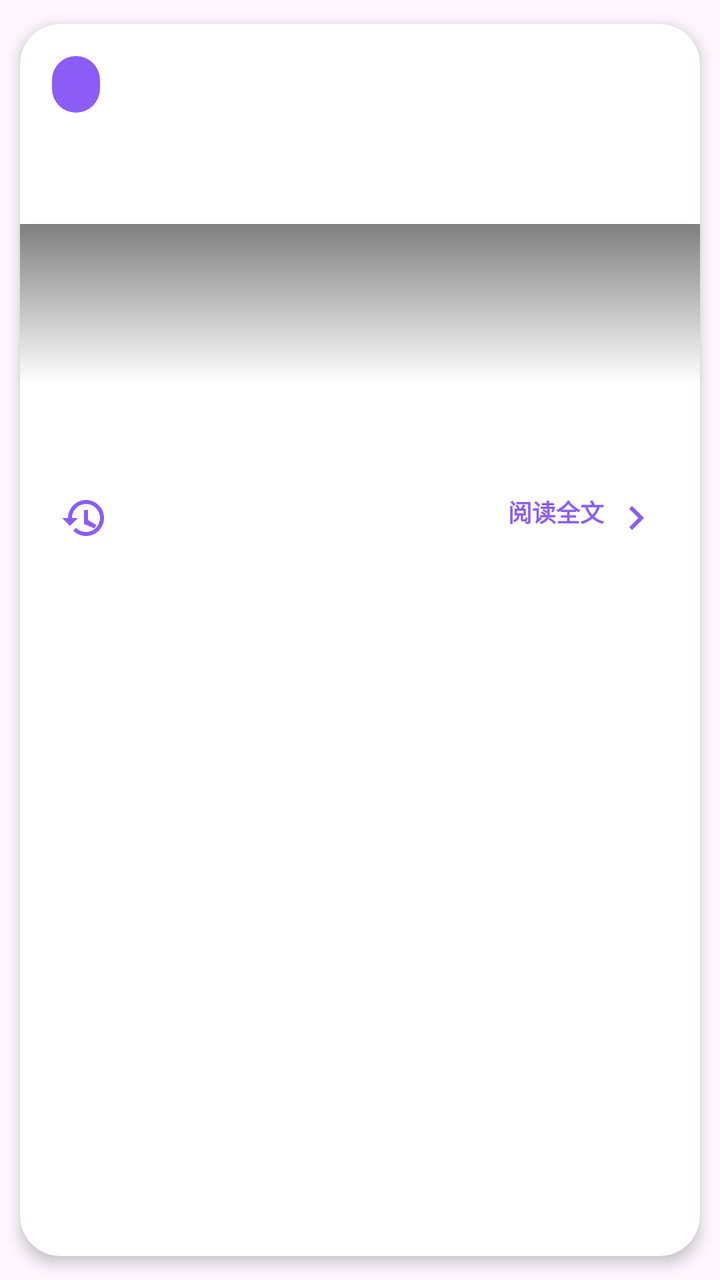
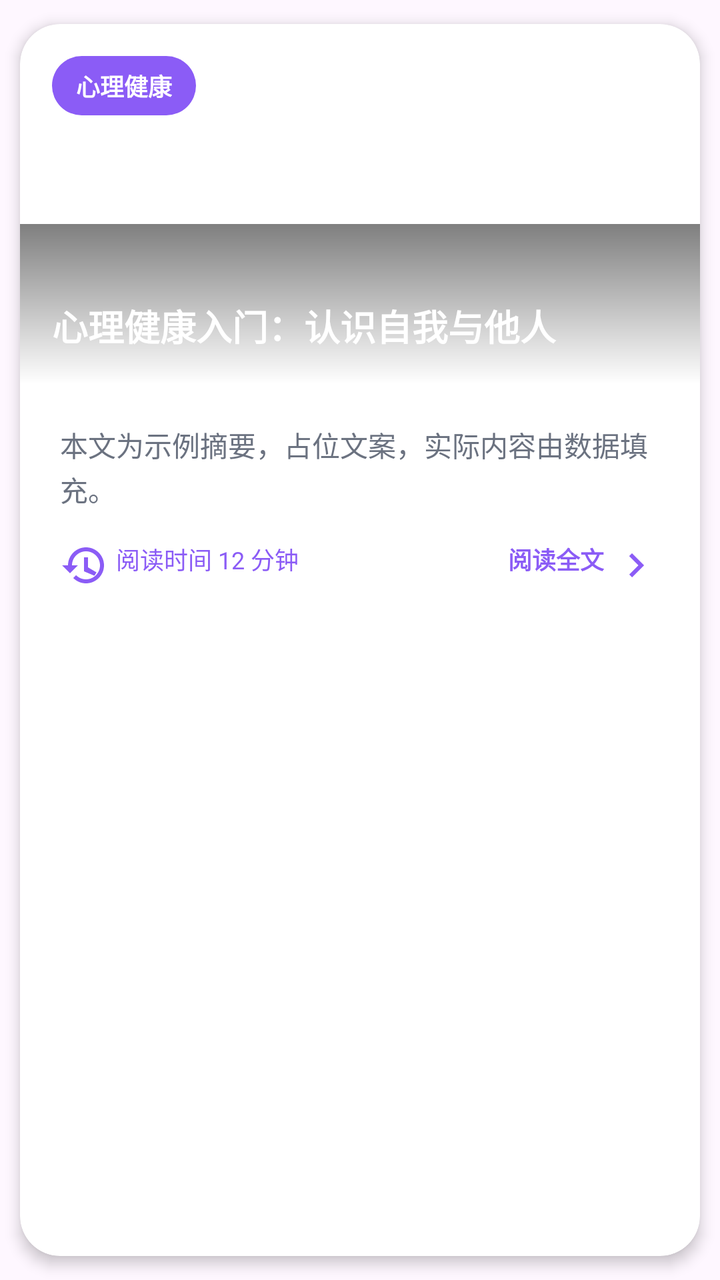

Compare the two renders of this Android layout. The source of the first and the diff that turns it into the second are given below.
<!-- AndroidManifest.xml: application theme Theme.Xinqiao -->
<!-- res/layout/item_article_new.xml -->
<?xml version="1.0" encoding="utf-8"?>
<androidx.cardview.widget.CardView xmlns:android="http://schemas.android.com/apk/res/android"
    xmlns:app="http://schemas.android.com/apk/res-auto"
    android:layout_width="match_parent"
    android:layout_height="wrap_content"
    android:layout_marginTop="12dp"
    android:layout_marginBottom="8dp"
    android:foreground="?attr/selectableItemBackground"
    app:cardUseCompatPadding="true"
    app:cardCornerRadius="20dp"
    app:cardElevation="4dp">

    <LinearLayout
        android:layout_width="match_parent"
        android:layout_height="wrap_content"
        android:orientation="vertical">

        
        <FrameLayout
            android:layout_width="match_parent"
            android:layout_height="180dp">

            <ImageView
                android:id="@+id/iv_article_image"
                android:layout_width="match_parent"
                android:layout_height="match_parent"
                android:scaleType="centerCrop"
                android:background="#E0E7FF"
                android:visibility="gone" />

            
            <View
                android:layout_width="match_parent"
                android:layout_height="80dp"
                android:layout_gravity="bottom"
                android:background="@drawable/bg_gradient_overlay" />

            
            <TextView
                android:id="@+id/tv_article_category"
                android:layout_width="wrap_content"
                android:layout_height="wrap_content"
                android:layout_gravity="top|start"
                android:layout_margin="16dp"
                android:paddingLeft="12dp"
                android:paddingRight="12dp"
                android:paddingTop="6dp"
                android:paddingBottom="6dp"
                android:textColor="#FFFFFF"
                android:textSize="12sp"
                android:textStyle="bold"
                android:background="@drawable/bg_category_round" />

            
            <TextView
                android:id="@+id/tv_read_progress"
                android:layout_width="wrap_content"
                android:layout_height="wrap_content"
                android:layout_gravity="top|end"
                android:layout_margin="16dp"
                android:paddingLeft="10dp"
                android:paddingRight="10dp"
                android:paddingTop="4dp"
                android:paddingBottom="4dp"
                android:textColor="#FFFFFF"
                android:textSize="11sp"
                android:textStyle="bold"
                android:background="@drawable/bg_read_progress_badge"
                android:visibility="gone" />

            
            <TextView
                android:id="@+id/tv_article_title"
                android:layout_width="match_parent"
                android:layout_height="wrap_content"
                android:layout_gravity="bottom"
                android:layout_marginLeft="16dp"
                android:layout_marginRight="16dp"
                android:layout_marginBottom="16dp"
                android:textColor="#FFFFFF"
                android:textSize="18sp"
                android:textStyle="bold"
                android:maxLines="2"
                android:ellipsize="end" />
        </FrameLayout>

        
        <LinearLayout
            android:layout_width="match_parent"
            android:layout_height="wrap_content"
            android:orientation="vertical"
            android:padding="20dp">

            
            <TextView
                android:id="@+id/tv_article_summary"
                android:layout_width="match_parent"
                android:layout_height="wrap_content"
                android:textColor="#6B7280"
                android:textSize="14sp"
                android:lineSpacingExtra="2dp"
                android:maxLines="3"
                android:ellipsize="end"
                android:visibility="visible" />

            
            <LinearLayout
                android:layout_width="match_parent"
                android:layout_height="wrap_content"
                android:orientation="horizontal"
                android:layout_marginTop="16dp"
                android:gravity="center_vertical">

                
                <TextView
                    android:id="@+id/tv_read_time"
                    android:layout_width="wrap_content"
                    android:layout_height="wrap_content"
                    android:textColor="#8B5CF6"
                    android:textSize="12sp"
                    android:drawableLeft="@drawable/ic_history_blue"
                    android:drawableTint="#8B5CF6"
                    android:drawablePadding="4dp" />

                <View
                    android:layout_width="0dp"
                    android:layout_height="1dp"
                    android:layout_weight="1" />

                
                <TextView
                    android:layout_width="wrap_content"
                    android:layout_height="wrap_content"
                    android:text="阅读全文"
                    android:textColor="#8B5CF6"
                    android:textSize="12sp"
                    android:textStyle="bold"
                    android:drawableRight="@drawable/ic_arrow_right"
                    android:drawableTint="#8B5CF6"
                    android:drawablePadding="4dp" />
            </LinearLayout>
        </LinearLayout>
    </LinearLayout>

</androidx.cardview.widget.CardView>
<!-- resources referenced by this layout -->
<resources>
  <!-- drawable bg_category_round (drawable) -->
  <?xml version="1.0" encoding="utf-8"?>
  <shape xmlns:android="http://schemas.android.com/apk/res/android">
      <solid android:color="#8B5CF6"/>
      <corners android:radius="20dp"/>
      <padding
          android:left="16dp"
          android:right="16dp"
          android:top="8dp"
          android:bottom="8dp"/>
  </shape>
  <!-- drawable bg_gradient_overlay (drawable) -->
  <?xml version="1.0" encoding="utf-8"?>
  <shape xmlns:android="http://schemas.android.com/apk/res/android"
      android:shape="rectangle">
      <gradient
          android:angle="90"
          android:startColor="#00000000"
          android:endColor="#80000000"
          android:type="linear"/>
  </shape>
  <!-- drawable bg_read_progress_badge (drawable) -->
  <?xml version="1.0" encoding="utf-8"?>
  <shape xmlns:android="http://schemas.android.com/apk/res/android">
      <solid android:color="#8B5CF6"/>
      <corners android:radius="8dp"/>
  </shape>
  <!-- drawable ic_arrow_right (drawable) -->
  <?xml version="1.0" encoding="utf-8"?>
  <vector xmlns:android="http://schemas.android.com/apk/res/android"
      android:width="24dp"
      android:height="24dp"
      android:viewportWidth="24"
      android:viewportHeight="24">
      <path
          android:fillColor="#FF000000"
          android:pathData="M8.59,16.59L13.17,12 8.59,7.41 10,6l6,6 -6,6 -1.41,-1.41z"/>
  </vector>
  <!-- drawable ic_history_blue (drawable) -->
  <?xml version="1.0" encoding="utf-8"?>
  <vector xmlns:android="http://schemas.android.com/apk/res/android"
      android:width="24dp"
      android:height="24dp"
      android:viewportWidth="24"
      android:viewportHeight="24">
      <path
          android:fillColor="#99B8FF"
          android:pathData="M13,3c-4.97,0 -9,4.03 -9,9H1l3.89,3.89 0.07,0.14L9,12H6c0,-3.86 3.14,-7 7,-7s7,3.14 7,7 -3.14,7 -7,7c-1.93,0 -3.68,-0.78 -4.94,-2.06l-1.42,1.42C8.27,19.99 10.51,21 13,21c4.97,0 9,-4.03 9,-9s-4.03,-9 -9,-9zm-1,5h2v5l4.25,2.52 -1.02,1.68L12,15V8z"/>
  </vector>
  <style name="Theme.Xinqiao" parent="Base.Theme.Xinqiao">
          <item name="android:navigationBarColor">@android:color/transparent</item>
          <item name="android:statusBarColor">@android:color/transparent</item>
          <item name="android:windowLightStatusBar">false</item>
          <item name="android:enforceStatusBarContrast">true</item>
      </style>
  <style name="Base.Theme.Xinqiao" parent="Theme.Material3.DayNight.NoActionBar">
          <item name="colorPrimary">@color/colorPrimary</item>
          <item name="colorOnPrimary">@color/colorOnPrimary</item>
          <item name="colorSecondary">@color/colorSecondary</item>
          <item name="colorOnSecondary">@color/colorOnSecondary</item>
          <item name="colorSurface">@color/colorSurface</item>
          <item name="colorOnSurface">@color/colorOnSurface</item>
          <item name="colorError">@color/colorError</item>
          <item name="colorOnError">@color/colorOnError</item>
      </style>
  <color name="colorPrimary">#667eea</color>
  <color name="colorOnPrimary">#FFFFFF</color>
  <color name="colorSecondary">#F8F9FA</color>
  <color name="colorOnSecondary">#333333</color>
  <color name="colorSurface">#FFFFFF</color>
  <color name="colorOnSurface">#333333</color>
  <color name="colorError">#B00020</color>
  <color name="colorOnError">#FFFFFF</color>
</resources>

<!-- the commit's change to res/layout/item_article_new.xml (unified diff, before → after) -->
@@ -26,6 +26,7 @@
                 android:layout_height="match_parent"
                 android:scaleType="centerCrop"
                 android:background="#E0E7FF"
+                android:contentDescription="@string/article_image_desc"
                 android:visibility="gone" />
 
             
@@ -46,6 +47,7 @@
                 android:paddingRight="12dp"
                 android:paddingTop="6dp"
                 android:paddingBottom="6dp"
+                android:text="@string/article_category_sample"
                 android:textColor="#FFFFFF"
                 android:textSize="12sp"
                 android:textStyle="bold"
@@ -62,6 +64,7 @@
                 android:paddingRight="10dp"
                 android:paddingTop="4dp"
                 android:paddingBottom="4dp"
+                android:text="@string/read_progress_sample"
                 android:textColor="#FFFFFF"
                 android:textSize="11sp"
                 android:textStyle="bold"
@@ -77,6 +80,7 @@
                 android:layout_marginLeft="16dp"
                 android:layout_marginRight="16dp"
                 android:layout_marginBottom="16dp"
+                android:text="@string/article_title_sample"
                 android:textColor="#FFFFFF"
                 android:textSize="18sp"
                 android:textStyle="bold"
@@ -96,6 +100,7 @@
                 android:id="@+id/tv_article_summary"
                 android:layout_width="match_parent"
                 android:layout_height="wrap_content"
+                android:text="@string/article_summary_sample"
                 android:textColor="#6B7280"
                 android:textSize="14sp"
                 android:lineSpacingExtra="2dp"
@@ -112,15 +117,16 @@
                 android:gravity="center_vertical">
 
                 
-                <TextView
-                    android:id="@+id/tv_read_time"
-                    android:layout_width="wrap_content"
-                    android:layout_height="wrap_content"
-                    android:textColor="#8B5CF6"
-                    android:textSize="12sp"
-                    android:drawableLeft="@drawable/ic_history_blue"
-                    android:drawableTint="#8B5CF6"
-                    android:drawablePadding="4dp" />
+            <TextView
+                android:id="@+id/tv_read_time"
+                android:layout_width="wrap_content"
+                android:layout_height="wrap_content"
+                android:text="@string/read_time_sample"
+                android:textColor="#8B5CF6"
+                android:textSize="12sp"
+                android:drawableLeft="@drawable/ic_history_blue"
+                android:drawableTint="#8B5CF6"
+                android:drawablePadding="4dp" />
 
                 <View
                     android:layout_width="0dp"
@@ -131,7 +137,7 @@
                 <TextView
                     android:layout_width="wrap_content"
                     android:layout_height="wrap_content"
-                    android:text="阅读全文"
+                    android:text="@string/read_full_article"
                     android:textColor="#8B5CF6"
                     android:textSize="12sp"
                     android:textStyle="bold"
<!-- resource entries referenced after the edit -->
@@ -49,6 +49,13 @@
           android:fillColor="#99B8FF"
           android:pathData="M13,3c-4.97,0 -9,4.03 -9,9H1l3.89,3.89 0.07,0.14L9,12H6c0,-3.86 3.14,-7 7,-7s7,3.14 7,7 -3.14,7 -7,7c-1.93,0 -3.68,-0.78 -4.94,-2.06l-1.42,1.42C8.27,19.99 10.51,21 13,21c4.97,0 9,-4.03 9,-9s-4.03,-9 -9,-9zm-1,5h2v5l4.25,2.52 -1.02,1.68L12,15V8z"/>
   </vector>
+  <string name="article_category_sample">心理健康</string>
+  <string name="article_image_desc">文章封面</string>
+  <string name="article_summary_sample">本文为示例摘要，占位文案，实际内容由数据填充。</string>
+  <string name="article_title_sample">心理健康入门：认识自我与他人</string>
+  <string name="read_full_article">阅读全文</string>
+  <string name="read_progress_sample">已读 60%</string>
+  <string name="read_time_sample">阅读时间 12 分钟</string>
   <style name="Theme.Xinqiao" parent="Base.Theme.Xinqiao">
           <item name="android:navigationBarColor">@android:color/transparent</item>
           <item name="android:statusBarColor">@android:color/transparent</item>
